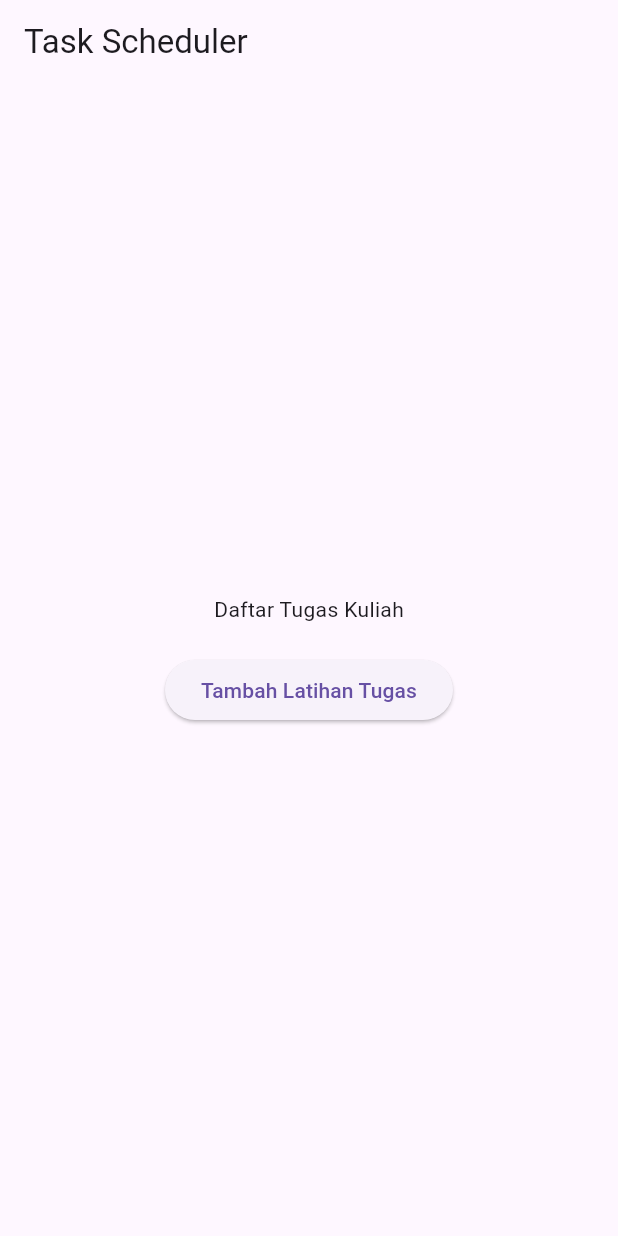
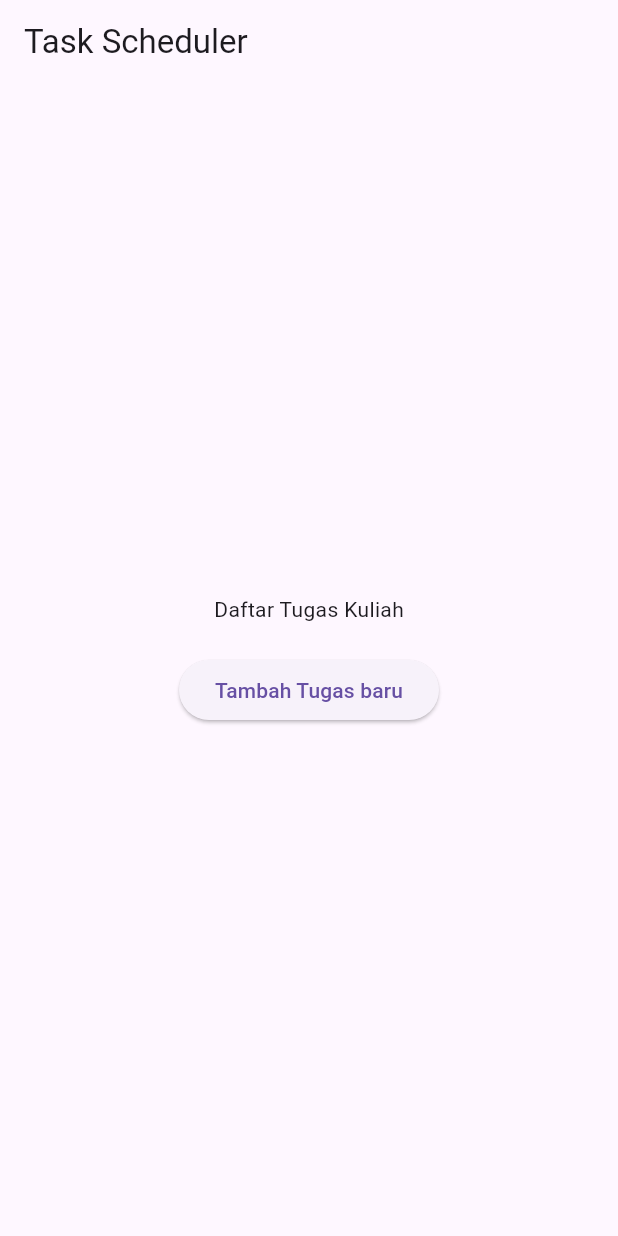
Before and after one commit to MaharaniCantik/flutter, a Flutter app: the screen it shows after launch, on a phone screen of 412 x 824 dp. Run offline on Flutter 3.47's test engine with Material 3 defaults, Android fonts, the phone set to English and light mode, and no system bars.

Commit message:
harus bisa

```diff
--- a/lib/task_page.dart
+++ b/lib/task_page.dart
@@ -24,7 +24,7 @@ class TaskPage extends StatelessWidget {
                 );
               },
 
-              child: const Text('Tambah Latihan Tugas'),
+              child: const Text('Tambah Tugas baru'),
             ),
           ],
         ),
```
